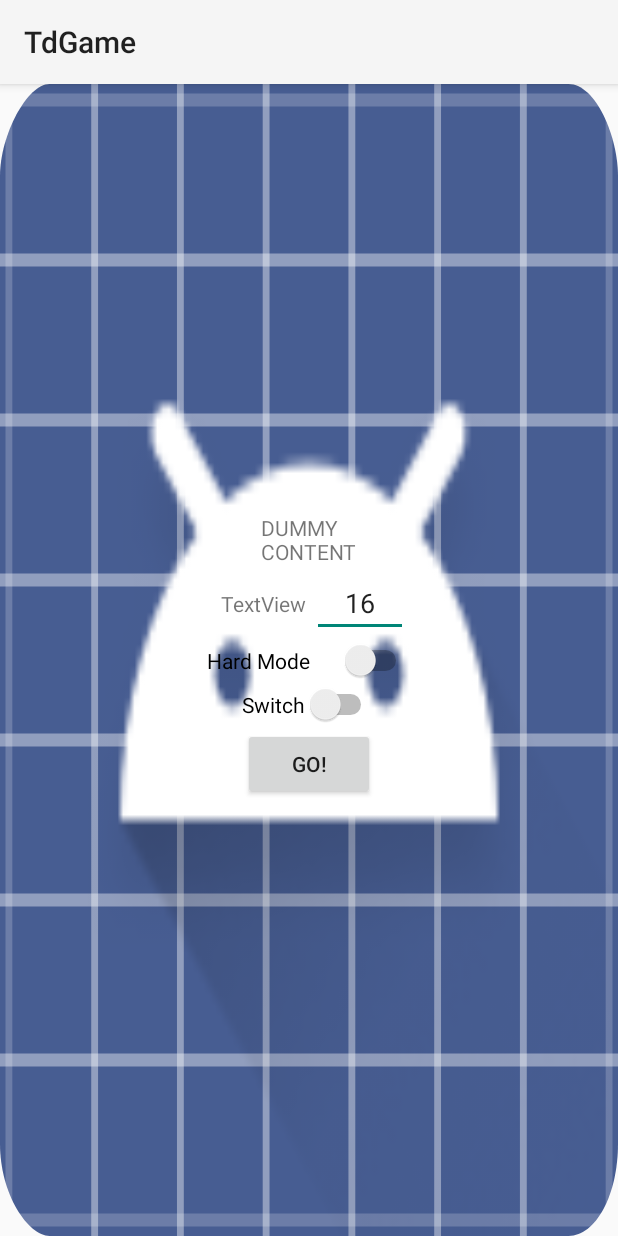
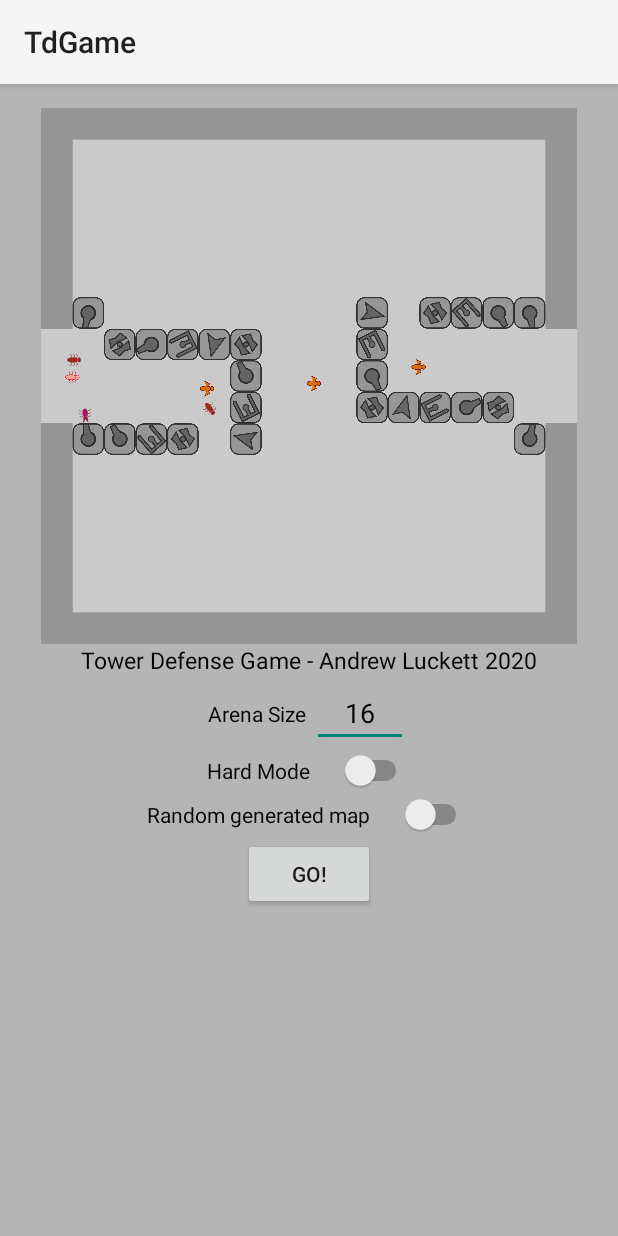
Before and after one commit to AndrewLuckett/DDC, an Android app: the screen it shows after launch (TdMenuActivity), on a phone screen of 412 x 824 dp. Run offline under Robolectric (Android 15) with nearby library versions, the phone set to English and light mode, and no system bars; Roboto replaces fonts that are not available here.

Commit message:
Improve menu

```diff
--- a/ASGame/app/src/main/java/andrew/DDC/game/front/TdMenuActivity.java
+++ b/ASGame/app/src/main/java/andrew/DDC/game/front/TdMenuActivity.java
@@ -47,9 +47,13 @@ public class TdMenuActivity extends AppCompatActivity {
                 String str = ((EditText) findViewById(R.id.et_size)).getText().toString();
                 size = Integer.parseInt(str);
 
-                i.putExtra("size",size);
-                i.putExtra("hardmode",hardmode);
-                i.putExtra("random",random);
+                size = Math.max(size, 6);
+                size = Math.min(size, 100);
+                if (size % 2 == 1) size++;
+
+                i.putExtra("size", size);
+                i.putExtra("hardmode", hardmode);
+                i.putExtra("random", random);
                 startActivity(i);
                 finish();
             }
--- a/ASGame/app/src/main/res/layout/activity_td_menu.xml
+++ b/ASGame/app/src/main/res/layout/activity_td_menu.xml
@@ -5,7 +5,7 @@
     android:id="@+id/FrameLayout"
     android:layout_width="match_parent"
     android:layout_height="match_parent"
-    android:background="@android:drawable/sym_def_app_icon"
+    android:background="@color/alt_back"
     tools:context="andrew.DDC.game.front.TdMenuActivity">
 
     <androidx.constraintlayout.widget.ConstraintLayout
@@ -13,15 +13,29 @@
         android:layout_height="match_parent"
         android:layout_margin="16dp">
 
+        <ImageView
+            android:id="@+id/iv_background"
+            android:layout_width="wrap_content"
+            android:layout_height="0dp"
+            android:contentDescription="@string/dummy_content"
+            android:src="@drawable/mockup"
+            app:layout_constraintBottom_toTopOf="@+id/tv_name"
+            app:layout_constraintEnd_toEndOf="parent"
+            app:layout_constraintStart_toStartOf="parent"
+            app:layout_constraintTop_toTopOf="parent" />
+
         <TextView
-            android:id="@+id/textView3"
+            android:id="@+id/tv_name"
             android:layout_width="wrap_content"
             android:layout_height="wrap_content"
             android:layout_margin="2dp"
-            android:text="@string/dummy_content"
-            app:layout_constraintBottom_toTopOf="@+id/et_size"
+            android:text="@string/menu_name"
+            android:textColor="@color/black"
+            android:textSize="15sp"
+            app:layout_constraintBottom_toBottomOf="parent"
             app:layout_constraintEnd_toEndOf="parent"
-            app:layout_constraintStart_toStartOf="parent" />
+            app:layout_constraintStart_toStartOf="parent"
+            app:layout_constraintTop_toTopOf="parent" />
 
         <Space
             android:id="@+id/space"
@@ -37,7 +51,8 @@
             android:layout_width="wrap_content"
             android:layout_height="wrap_content"
             android:layout_margin="2dp"
-            android:text="TextView"
+            android:text="@string/size"
+            android:textColor="@color/black"
             app:layout_constraintBottom_toBottomOf="@+id/space"
             app:layout_constraintEnd_toStartOf="@+id/space"
             app:layout_constraintTop_toTopOf="@+id/space" />
@@ -47,12 +62,15 @@
             android:layout_width="wrap_content"
             android:layout_height="wrap_content"
             android:layout_margin="2dp"
+            android:autofillHints=""
             android:ems="3"
+            android:hint="@string/size"
             android:inputType="number"
-            android:text="16"
+            android:text="@string/default_size"
+            android:textColor="@color/black"
             android:textAlignment="center"
-            app:layout_constraintBottom_toTopOf="@+id/sw_hardmode"
-            app:layout_constraintStart_toEndOf="@+id/space" />
+            app:layout_constraintStart_toEndOf="@+id/space"
+            app:layout_constraintTop_toBottomOf="@+id/tv_name" />
 
         <Switch
             android:id="@+id/sw_hardmode"
@@ -63,31 +81,33 @@
             android:splitTrack="false"
             android:switchPadding="20dp"
             android:text="@string/hardmode"
-            app:layout_constraintBottom_toBottomOf="parent"
+            android:textColor="@color/black"
             app:layout_constraintEnd_toEndOf="parent"
             app:layout_constraintStart_toStartOf="parent"
-            app:layout_constraintTop_toTopOf="parent" />
+            app:layout_constraintTop_toBottomOf="@+id/et_size" />
+
+        <Switch
+            android:id="@+id/sw_random"
+            android:layout_width="wrap_content"
+            android:layout_height="wrap_content"
+            android:layout_margin="2dp"
+            android:switchPadding="20dp"
+            android:text="@string/random"
+            android:textColor="@color/black"
+            app:layout_constraintEnd_toEndOf="parent"
+            app:layout_constraintStart_toStartOf="parent"
+            app:layout_constraintTop_toBottomOf="@+id/sw_hardmode" />
 
         <Button
             android:id="@+id/bt_go"
             android:layout_width="wrap_content"
             android:layout_height="wrap_content"
             android:layout_margin="2dp"
+
             android:text="@string/goButton"
             app:layout_constraintEnd_toEndOf="parent"
             app:layout_constraintStart_toStartOf="parent"
             app:layout_constraintTop_toBottomOf="@+id/sw_random" />
-
-        <Switch
-            android:id="@+id/sw_random"
-            android:layout_width="wrap_content"
-            android:layout_height="wrap_content"
-            android:layout_margin="2dp"
-            android:text="Switch"
-            app:layout_constraintEnd_toEndOf="parent"
-            app:layout_constraintStart_toStartOf="parent"
-            app:layout_constraintTop_toBottomOf="@+id/sw_hardmode" />
-
     </androidx.constraintlayout.widget.ConstraintLayout>
 
 </FrameLayout>
--- a/ASGame/app/src/main/res/values/colors.xml
+++ b/ASGame/app/src/main/res/values/colors.xml
@@ -8,4 +8,7 @@
 
     <color name="main_back">#A6A6A6</color>
     <color name="alt_back">#B5B5B5</color>
+
+
+    <color name="black">#050505</color>
 </resources>
--- a/ASGame/app/src/main/res/values/strings.xml
+++ b/ASGame/app/src/main/res/values/strings.xml
@@ -4,7 +4,10 @@
     <string name="app_name" translatable="false">TdGame</string>
     <string name="hello_world">Hello world!</string>
 
+    <string name="menu_name">Tower Defense Game - Andrew Luckett 2020</string>
     <string name="goButton">Go!</string>
+    <string name="size">Arena Size</string>
+    <string name="default_size">16</string>
     <string name="hardmode">Hard Mode</string>
     <string name="random">Random generated map</string>
 
```
Also changed, not shown: ASGame/app/src/main/res/drawable/mockup.png (added), 2 other files.
